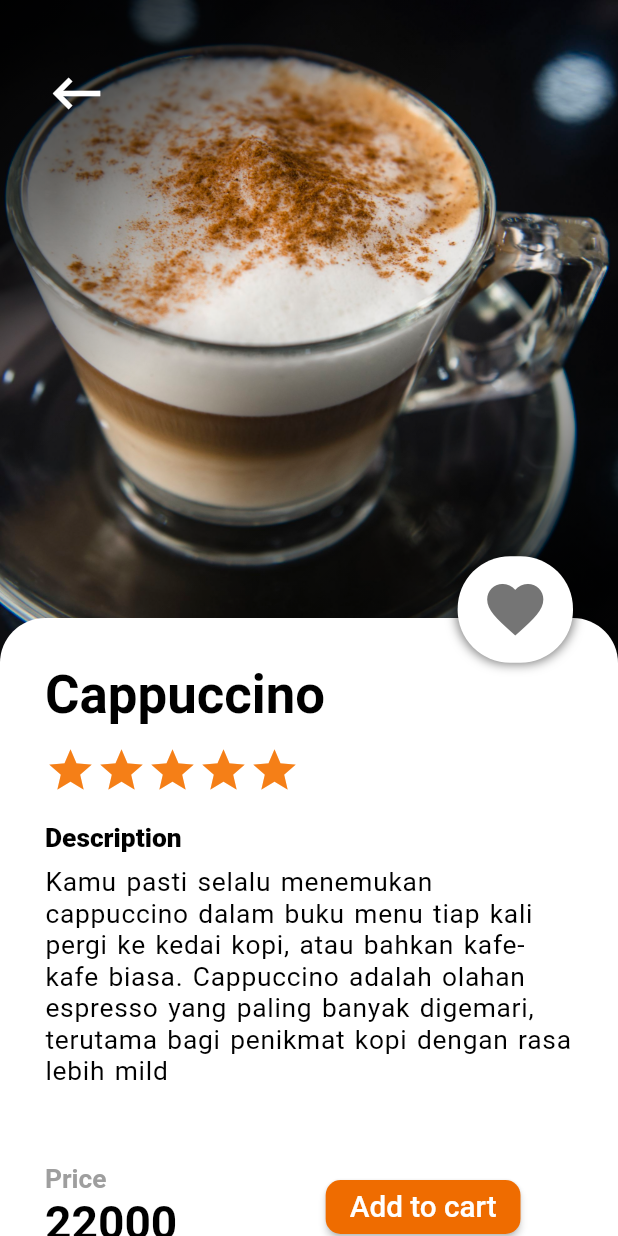
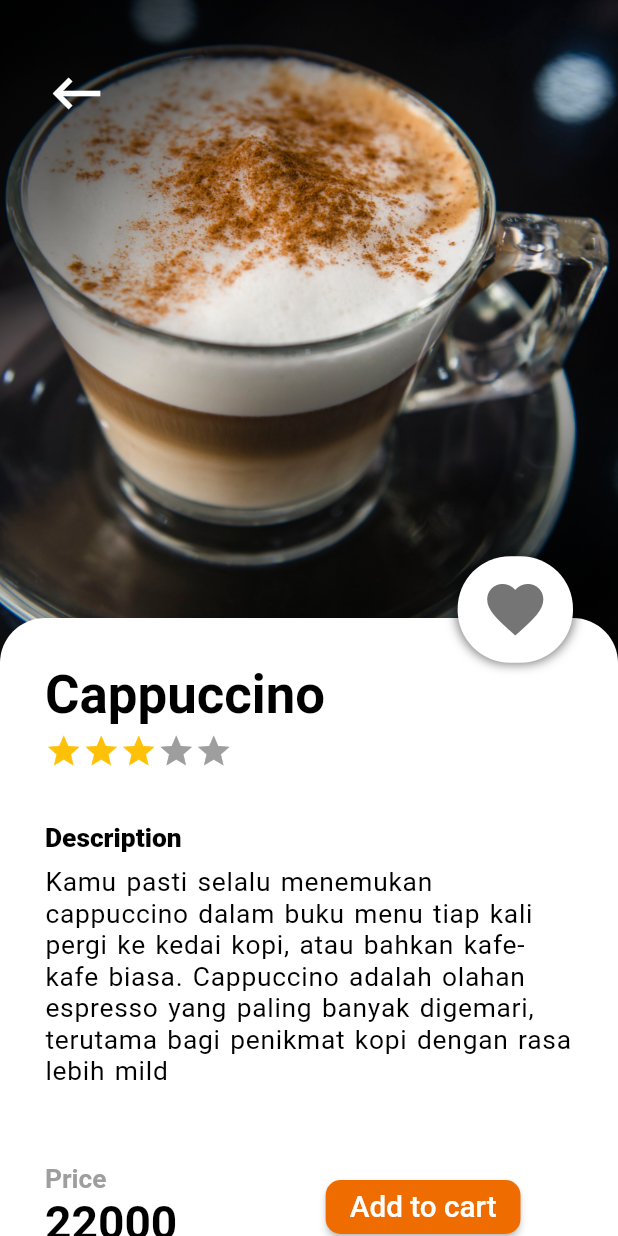
Before and after one commit to YendiOktavianto/FE_LatihAku, a Flutter app: the CoachDetail screen opened directly with empty values, on a phone screen of 412 x 824 dp. Run offline on Flutter 3.47's test engine with Material 2 defaults, Android fonts, the phone set to English and light mode, and no system bars; drawn by our look-alikes of flutter_rating_bar; our stand-ins replace carousel_slider, curved_navigation_bar, flutter_svg, font_awesome_flutter, hexcolor, like_button and 3 more; missing offline and left inert: dart:ffi.

Commit message:
Rating Bar Indicator Coach Detail

```diff
--- a/lib/features/find_coach/coach_detail.dart
+++ b/lib/features/find_coach/coach_detail.dart
@@ -2,6 +2,7 @@
 import 'package:fe_latihaku/configurations/size_config.dart';
 import 'package:fe_latihaku/models/coach_modeltesting.dart';
 import 'package:flutter/material.dart';
+import 'package:flutter_rating_bar/flutter_rating_bar.dart';
 
 class CoachDetail extends StatefulWidget {
   final int index;
@@ -67,19 +68,18 @@ class _CoachDetailState extends State<CoachDetail> {
                     SizedBox(
                       height: getProportionateScreenHeight(5),
                     ),
-                    Container(
+                    SizedBox(
                       height: getProportionateScreenHeight(50),
                       width: width,
-                      child: ListView.builder(
-                        itemCount: menu[widget.index].rate,
-                        scrollDirection: Axis.horizontal,
-                        itemBuilder: (context, int key) {
-                          return Icon(
-                            Icons.star,
-                            color: Colors.yellow[900],
-                            size: 34,
-                          );
-                        },
+                      child: RatingBarIndicator(
+                        rating: rating[0],
+                        itemBuilder: (context, index) => const Icon(
+                          Icons.star,
+                          color: Colors.amber,
+                        ),
+                        itemCount: 5,
+                        itemSize: 25,
+                        //direction: Axis.vertical,
                       ),
                     ),
                     SizedBox(
```
